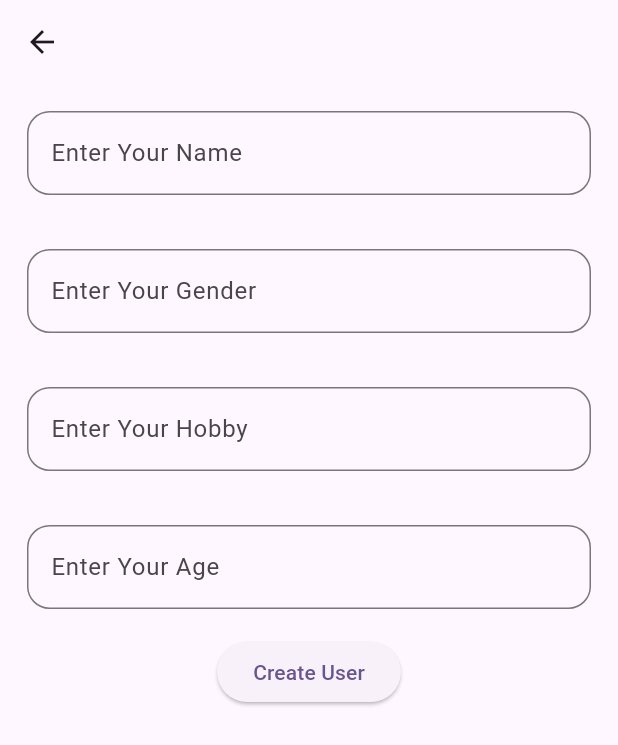
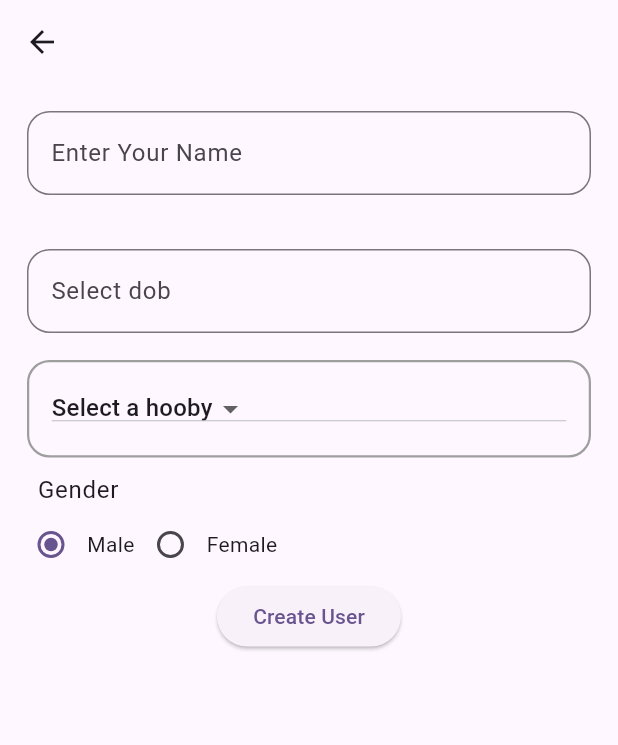
Before and after one commit to HarshJagani/sqflite_practicle, a Flutter app: the FormScreen screen opened directly, on a phone screen of 412 x 824 dp. Shown: the top 745 px of the screen. Run offline on Flutter 3.47's test engine with Material 3 defaults, Android fonts, the phone set to English and light mode, and no system bars; our stand-ins replace sqflite; accounts and stored records are empty.

Commit message:
"Added readOnly and enabled properties to CustomFormField and updated sorting and navigation in MyHomePage"
This commit includes the following changes:

* Added `reanOnly` and `enabled` properties to `CustomForm

```diff
--- a/lib/form_screem.dart
+++ b/lib/form_screem.dart
@@ -12,22 +12,59 @@ class FormScreen extends StatefulWidget {
 class _FormScreenState extends State<FormScreen> {
   List<Map<String, dynamic>> dataList = [];
   final nameController = TextEditingController();
-  final genderController = TextEditingController();
-  final hobbyController = TextEditingController();
   final ageController = TextEditingController();
   GlobalKey<FormState> formKey = GlobalKey<FormState>();
   bool isDataChaned = false;
+  int? _value = 1;
+  String? dropDownValue = '0';
+  late DateTime userDob;
+  List<Map<String, String>> hobbyList = [
+    {'title': 'Select a hooby', 'value': '0'},
+    {'title': 'Sports', 'value': '1'},
+    {'title': 'Video Games', 'value': '2'},
+    {'title': 'Advanture', 'value': '3'},
+    {'title': 'Music', 'value': '4'},
+  ];
+
+  String calculateAge(DateTime birthDate) {
+    DateTime currentDate = DateTime.now();
+    int age = currentDate.year - birthDate.year;
+    if (currentDate.month < birthDate.month ||
+        (currentDate.month == birthDate.month &&
+            currentDate.day < birthDate.day)) {
+      age--;
+    }
+    return age.toString();
+  }
+
+  getHobbyTitle() {
+    String? userHobby;
+    for (int i = 0; i < hobbyList.length; i++) {
+      if (hobbyList[i]['value'] == dropDownValue) {
+        userHobby = hobbyList[i]['title'];
+      }
+    }
+    return userHobby;
+  }
+
+  getDropDownValue() {
+    for (int i = 0; i < hobbyList.length; i++) {
+      if (hobbyList[i]['value'] == dropDownValue) {
+        print(hobbyList[i]['value']);
+        return hobbyList[i]['value'];
+      }
+    }
+  }
+
   Future<void> addItem() async {
-    await SQLHelper.createItem(nameController.text, hobbyController.text,
-        genderController.text, ageController.text);
+    await SQLHelper.createItem(nameController.text, getHobbyTitle(),
+        _value == 1 ? 'Male' : 'Female', calculateAge(userDob));
     isDataChaned = true;
     refreshData();
   }
 
   void cleartextField() {
     nameController.clear();
-    genderController.clear();
-    hobbyController.clear();
     ageController.clear();
   }
 
@@ -35,14 +72,13 @@ class _FormScreenState extends State<FormScreen> {
     var temp = await SQLHelper.getItem(widget.itemId);
     debugPrint(temp.toString());
     nameController.text = temp[0]['name'];
-    genderController.text = temp[0]['gender'];
-    hobbyController.text = temp[0]['hobby'];
-    ageController.text = temp[0]['age'];
+    temp[0]['gender'] == 'Male' ? _value = 1 : _value = 2;
+    dropDownValue = getDropDownValue();
   }
 
-  void updateUserData(int id) async {
-    await SQLHelper.updateItem(id, nameController.text, hobbyController.text,
-        genderController.text, ageController.text);
+  Future<void> updateUserData(int id) async {
+    await SQLHelper.updateItem(id, nameController.text, getHobbyTitle(),
+        _value == 1 ? 'Male' : 'Female', calculateAge(userDob));
     refreshData();
     isDataChaned = true;
   }
@@ -69,7 +105,6 @@ class _FormScreenState extends State<FormScreen> {
       appBar: AppBar(
         leading: IconButton(
             onPressed: () {
-              //  print('Ne Id::::::::::$')
               Navigator.of(context).pop(true);
             },
             icon: const Icon(Icons.arrow_back)),
@@ -81,34 +116,104 @@ class _FormScreenState extends State<FormScreen> {
         child: Form(
           key: formKey,
           child: Column(
+            crossAxisAlignment: CrossAxisAlignment.center,
             children: [
               CustomFormField(
                   fieldNmae: 'Name',
                   text: 'Enter Your Name',
                   controller: nameController),
               CustomFormField(
-                  fieldNmae: 'Gender',
-                  text: 'Enter Your Gender',
-                  controller: genderController),
-              CustomFormField(
-                  fieldNmae: 'Hobby',
-                  text: 'Enter Your Hobby',
-                  controller: hobbyController),
-              CustomFormField(
-                  fieldNmae: 'Age',
-                  text: 'Enter Your Age',
-                  controller: ageController),
+                controller: ageController,
+                fieldNmae: 'DOB',
+                prefixIcon: const Icon(Icons.calendar_month),
+                enabled: true,
+                reanOnly: true,
+                text: 'Select dob',
+                ontap: () {
+                  showDatePicker(
+                          context: context,
+                          firstDate: DateTime(1990),
+                          lastDate: DateTime.now())
+                      .then((value) => setState(() {
+                            userDob = value!;
+                            ageController.text =
+                                '${value.day}/${value.month}/${value.year}';
+                          }));
+                },
+              ),
+              Container(
+                margin: const EdgeInsets.symmetric(horizontal: 18),
+                width: double.infinity,
+                height: 65,
+                decoration: BoxDecoration(
+                    borderRadius: BorderRadius.circular(15),
+                    border: Border.all(
+                      color: Colors.grey,
+                      width: 1.5,
+                    )),
+                child: DropdownButton<String>(
+                    padding: const EdgeInsets.all(15),
+                    borderRadius: BorderRadius.circular(10),
+                    icon: const Icon(Icons.arrow_drop_down),
+                    value: dropDownValue,
+                    items: [
+                      ...hobbyList.map<DropdownMenuItem<String>>((data) {
+                        return DropdownMenuItem<String>(
+                          value: data['value'],
+                          child: Text(data['title']!),
+                        );
+                      })
+                    ],
+                    onChanged: (String? newValue) {
+                      setState(() {
+                        dropDownValue = newValue!;
+                      });
+                    }),
+              ),
+              Container(
+                  alignment: Alignment.centerLeft,
+                  margin: const EdgeInsets.only(left: 25, top: 10),
+                  child: Text('Gender',
+                      style: Theme.of(context).textTheme.bodyLarge)),
+              Padding(
+                padding: const EdgeInsets.symmetric(horizontal: 10),
+                child: Row(
+                  mainAxisAlignment: MainAxisAlignment.start,
+                  children: [
+                    Radio(
+                      value: 1,
+                      groupValue: _value,
+                      onChanged: (value) {
+                        setState(() {
+                          _value = value;
+                        });
+                      },
+                    ),
+                    const Text('Male'),
+                    Radio(
+                      value: 2,
+                      groupValue: _value,
+                      onChanged: (value) {
+                        setState(() {
+                          _value = value;
+                        });
+                      },
+                    ),
+                    const Text('Female'),
+                  ],
+                ),
+              ),
               ElevatedButton(
                   onPressed: () async {
-                    //isDataChaned = true;
                     if (formKey.currentState!.validate()) {
                       if (widget.itemId >= 0) {
-                        updateUserData(widget.itemId);
+                        await updateUserData(widget.itemId);
                       } else {
                         await addItem();
                       }
                       cleartextField();
                     }
+
                   },
                   child:
                       Text(widget.itemId >= 0 ? 'Update User' : 'Create User'))
```
